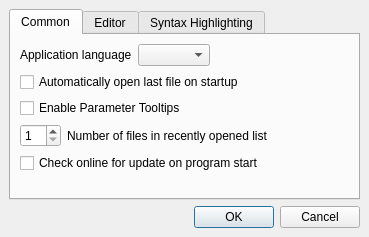
The window that src/UiGuiSettingsDialog.ui (danblakemore/universal-indent-gui) describes before a commit, drawn with Qt 5.
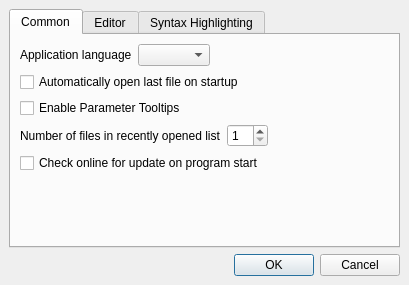
The same window after the commit. Icons and pictures are not drawn.

Commit message: Slightly changed the settings dialog. Put parameter settings widgets behind their descriptional text for better reading flow.

What changed in the file:
```diff
--- a/src/UiGuiSettingsDialog.ui
+++ b/src/UiGuiSettingsDialog.ui
@@ -8,8 +8,8 @@
    <rect>
     <x>0</x>
     <y>0</y>
-    <width>369</width>
-    <height>237</height>
+    <width>409</width>
+    <height>285</height>
    </rect>
   </property>
   <property name="windowTitle" >
@@ -123,30 +123,18 @@
          <property name="spacing" >
           <number>6</number>
          </property>
-         <item>
-          <widget class="QSpinBox" name="uiGuiRecentlyOpenedListSize" >
-           <property name="sizePolicy" >
-            <sizepolicy>
-             <hsizetype>0</hsizetype>
-             <vsizetype>0</vsizetype>
-             <horstretch>0</horstretch>
-             <verstretch>0</verstretch>
-            </sizepolicy>
-           </property>
-           <property name="toolTip" >
-            <string>Sets how many files should be remembered in the list of recently opened files.</string>
-           </property>
-           <property name="maximum" >
-            <number>30</number>
-           </property>
-           <property name="minimum" >
-            <number>1</number>
-           </property>
-           <property name="value" >
-            <number>1</number>
-           </property>
-          </widget>
-         </item>
+         <property name="leftMargin" >
+          <number>0</number>
+         </property>
+         <property name="topMargin" >
+          <number>0</number>
+         </property>
+         <property name="rightMargin" >
+          <number>0</number>
+         </property>
+         <property name="bottomMargin" >
+          <number>0</number>
+         </property>
          <item>
           <widget class="QLabel" name="labelRecentlyOpenedListSize" >
            <property name="toolTip" >
@@ -155,11 +143,43 @@
            <property name="text" >
             <string>Number of files in recently opened list</string>
            </property>
-           <property name="buddy" >
-            <cstring>uiGuiRecentlyOpenedListSize</cstring>
+          </widget>
+         </item>
+         <item>
+          <widget class="QSpinBox" name="uiGuiRecentlyOpenedListSize" >
+           <property name="sizePolicy" >
+            <sizepolicy vsizetype="Fixed" hsizetype="Fixed" >
+             <horstretch>0</horstretch>
+             <verstretch>0</verstretch>
+            </sizepolicy>
            </property>
+           <property name="toolTip" >
+            <string>Sets how many files should be remembered in the list of recently opened files.</string>
+           </property>
+           <property name="minimum" >
+            <number>1</number>
+           </property>
+           <property name="maximum" >
+            <number>30</number>
+           </property>
+           <property name="value" >
+            <number>1</number>
+           </property>
           </widget>
          </item>
+         <item>
+          <spacer>
+           <property name="orientation" >
+            <enum>Qt::Horizontal</enum>
+           </property>
+           <property name="sizeHint" >
+            <size>
+             <width>40</width>
+             <height>20</height>
+            </size>
+           </property>
+          </spacer>
+         </item>
         </layout>
        </item>
        <item>
```
Left out of the diff: 187 changed lines with no effect on the pictures.
